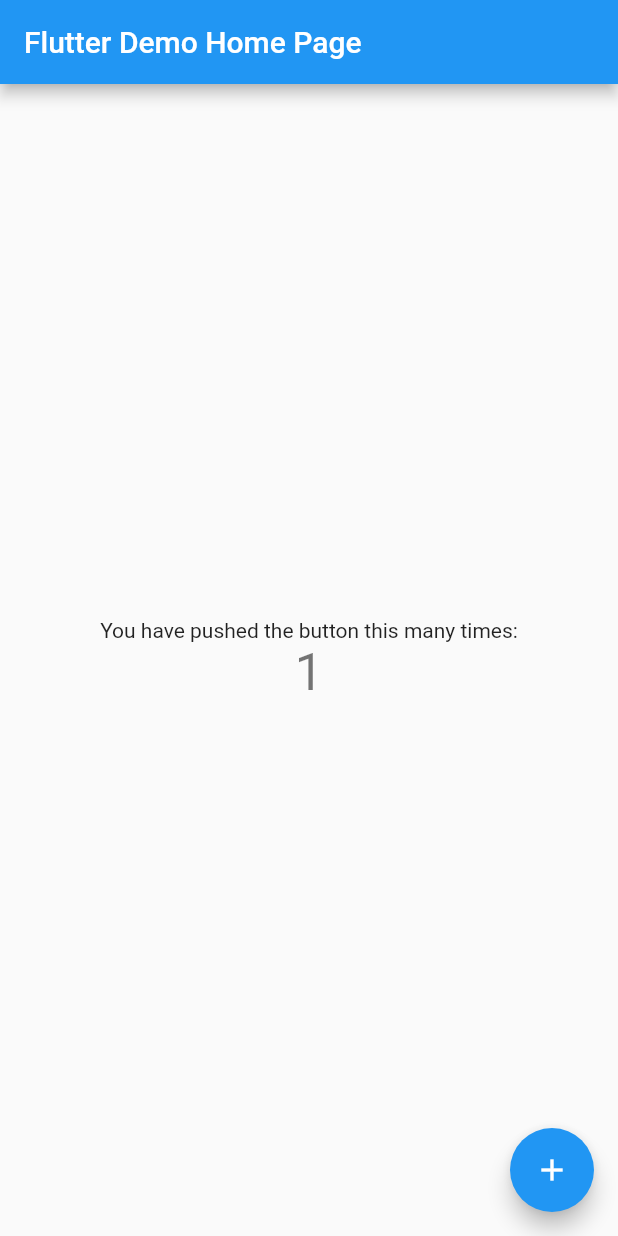
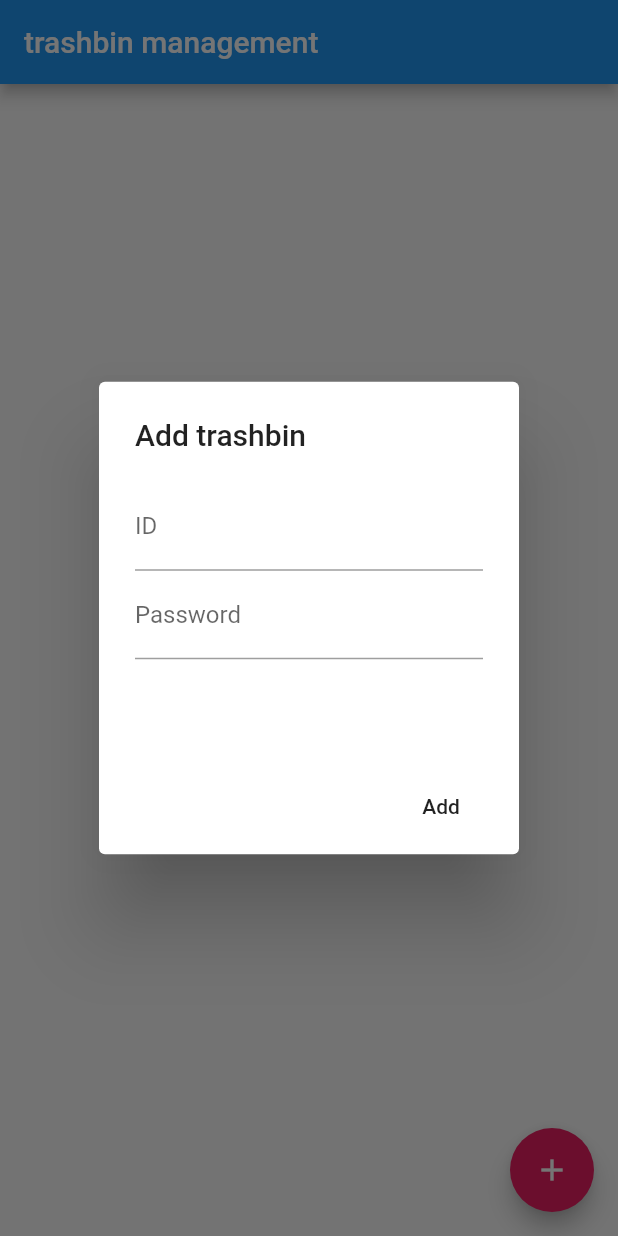
Before and after one commit to gracenn1998/smart_bin, a Flutter app: the screen it shows after launch, after a tap on the "add" icon, on a phone screen of 412 x 824 dp. Run offline on Flutter 3.47's test engine with Material 2 defaults, Android fonts, the phone set to English and light mode, and no system bars; our stand-ins replace cloud_firestore; accounts and stored records are empty.

Commit message:
copy yunhyoung

```diff
--- /dev/null
+++ b/lib/ListPage.dart
@@ -0,0 +1,99 @@
+import 'package:flutter/material.dart';
+import 'EditPage.dart';
+import 'package:cloud_firestore/cloud_firestore.dart';
+
+class TrashBinList extends StatefulWidget {
+  _TrashBinListState createState() => _TrashBinListState();
+}
+
+class _TrashBinListState extends State<TrashBinList> {
+  @override
+  Widget build(BuildContext context) {
+    // TODO: implement build
+    return Scaffold(
+      appBar: AppBar(title: Text('trashbin management')),
+      floatingActionButton: FloatingActionButton(
+          onPressed: () {
+            showDialog(
+                context: context,
+                builder: (BuildContext context) {
+                  return AlertDialog(
+                    title: Text("Add trashbin"),
+                    content: Container(
+                      height: 160,
+                      child: Column(
+                        children: <Widget>[
+                          Container(
+                            child: TextField(
+                              decoration: InputDecoration(labelText: 'ID'),
+                              //controller: _idController,
+                            ),
+                          ),
+                          Container(
+                            child: TextField(
+                              decoration:
+                                  InputDecoration(labelText: 'Password'),
+                            ),
+                          )
+                        ],
+                      ),
+                    ),
+                    actions: <Widget>[
+                      FlatButton(
+                          onPressed: () {
+                            print('added...');
+                            //print(_idController.text);
+                            Navigator.of(context).pop();
+                          },
+                          child: Text("Add"))
+                    ],
+                  );
+                });
+          },
+          child: Icon(Icons.add),
+          backgroundColor: Colors.pink),
+      body: listbuild(context),
+    );
+  }
+}
+
+Widget LSV(BuildContext context, DocumentSnapshot document) {
+  return ListView(
+    children: <Widget>[
+      ListTile(
+        leading: FlutterLogo(size: 100.0),
+        title: Text(document['name']),
+        subtitle: Text(document['location']),
+        trailing: IconButton(
+          icon: Icon(Icons.more_vert),
+          onPressed: () {
+            Navigator.push(context, MaterialPageRoute<void>(builder: (context) {
+              return EditPage();
+            }));
+          },
+        ),
+        isThreeLine: true,
+      ),
+    ],
+  );
+}
+
+Widget listbuild(BuildContext context) {
+  return StreamBuilder(
+    stream: Firestore.instance.collection('STB').snapshots(),
+    builder: (context, snapshot) {
+      return ListView.builder(
+          padding: const EdgeInsets.all(16.0),
+          itemExtent: 100.0,
+          itemCount: snapshot.data.documents.length,
+          itemBuilder: /*1*/ (context, i) {
+            if (i.isOdd) return Divider();
+            /*2*/
+
+            final index = i ~/ 2; /*3*/
+
+            return LSV(context, snapshot.data.documents[index]);
+          });
+    },
+  );
+}
--- a/lib/main.dart
+++ b/lib/main.dart
@@ -1,4 +1,5 @@
 import 'package:flutter/material.dart';
+import 'ListPage.dart';
 
 void main() => runApp(MyApp());
 
@@ -20,92 +21,7 @@ class MyApp extends StatelessWidget {
         // is not restarted.
         primarySwatch: Colors.blue,
       ),
-      home: MyHomePage(title: 'Flutter Demo Home Page'),
+      home: TrashBinList(),
     );
   }
 }
-
-class MyHomePage extends StatefulWidget {
-  MyHomePage({Key key, this.title}) : super(key: key);
-
-  // This widget is the home page of your application. It is stateful, meaning
-  // that it has a State object (defined below) that contains fields that affect
-  // how it looks.
-
-  // This class is the configuration for the state. It holds the values (in this
-  // case the title) provided by the parent (in this case the App widget) and
-  // used by the build method of the State. Fields in a Widget subclass are
-  // always marked "final".
-
-  final String title;
-
-  @override
-  _MyHomePageState createState() => _MyHomePageState();
-}
-
-class _MyHomePageState extends State<MyHomePage> {
-  int _counter = 0;
-
-  void _incrementCounter() {
-    setState(() {
-      // This call to setState tells the Flutter framework that something has
-      // changed in this State, which causes it to rerun the build method below
-      // so that the display can reflect the updated values. If we changed
-      // _counter without calling setState(), then the build method would not be
-      // called again, and so nothing would appear to happen.
-      _counter++;
-    });
-  }
-
-  @override
-  Widget build(BuildContext context) {
-    // This method is rerun every time setState is called, for instance as done
-    // by the _incrementCounter method above.
-    //
-    // The Flutter framework has been optimized to make rerunning build methods
-    // fast, so that you can just rebuild anything that needs updating rather
-    // than having to individually change instances of widgets.
-    return Scaffold(
-      appBar: AppBar(
-        // Here we take the value from the MyHomePage object that was created by
-        // the App.build method, and use it to set our appbar title.
-        title: Text(widget.title),
-      ),
-      body: Center(
-        // Center is a layout widget. It takes a single child and positions it
-        // in the middle of the parent.
-        child: Column(
-          // Column is also layout widget. It takes a list of children and
-          // arranges them vertically. By default, it sizes itself to fit its
-          // children horizontally, and tries to be as tall as its parent.
-          //
-          // Invoke "debug painting" (press "p" in the console, choose the
-          // "Toggle Debug Paint" action from the Flutter Inspector in Android
-          // Studio, or the "Toggle Debug Paint" command in Visual Studio Code)
-          // to see the wireframe for each widget.
-          //
-          // Column has various properties to control how it sizes itself and
-          // how it positions its children. Here we use mainAxisAlignment to
-          // center the children vertically; the main axis here is the vertical
-          // axis because Columns are vertical (the cross axis would be
-          // horizontal).
-          mainAxisAlignment: MainAxisAlignment.center,
-          children: <Widget>[
-            Text(
-              'You have pushed the button this many times:',
-            ),
-            Text(
-              '$_counter',
-              style: Theme.of(context).textTheme.display1,
-            ),
-          ],
-        ),
-      ),
-      floatingActionButton: FloatingActionButton(
-        onPressed: _incrementCounter,
-        tooltip: 'Increment',
-        child: Icon(Icons.add),
-      ), // This trailing comma makes auto-formatting nicer for build methods.
-    );
-  }
-}
--- a/pubspec.yaml
+++ b/pubspec.yaml
@@ -1,4 +1,4 @@
-name: smart_bin
+name: smartbin2
 description: A new Flutter application.
 
 # The following defines the version and build number for your application.
@@ -19,6 +19,9 @@ environment:
 dependencies:
   flutter:
     sdk: flutter
+#  firebase_core: ^0.4.0
+  intl:
+  cloud_firestore:
 
   # The following adds the Cupertino Icons font to your application.
   # Use with the CupertinoIcons class for iOS style icons.
```
Also changed, not shown: lib/EditPage.dart (added, +192 -0 lines), pubspec.lock, 14 other files.
